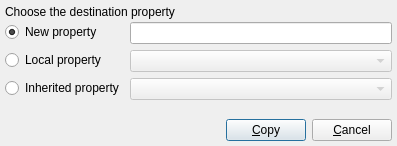
Old version of the form library/tulip-gui/designer/CopyPropertyDialog.ui in the repository jalamao/tulip-1.
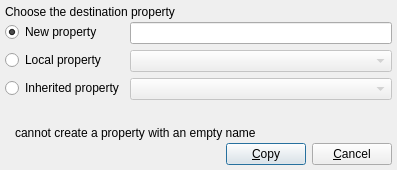
New version of the form.

Commit message: CopyPropertyDialog fix: ensure full visibility of the error notification labels

```diff
--- a/library/tulip-gui/designer/CopyPropertyDialog.ui
+++ b/library/tulip-gui/designer/CopyPropertyDialog.ui
@@ -7,7 +7,7 @@
     <x>0</x>
     <y>0</y>
     <width>397</width>
-    <height>146</height>
+    <height>170</height>
    </rect>
   </property>
   <property name="sizePolicy">
@@ -163,7 +163,7 @@
            </sizepolicy>
           </property>
           <property name="text">
-           <string/>
+           <string>cannot create a property with an empty name</string>
           </property>
          </widget>
         </item>
```
Left out of the diff: 6 changed lines with no effect on the pictures.
